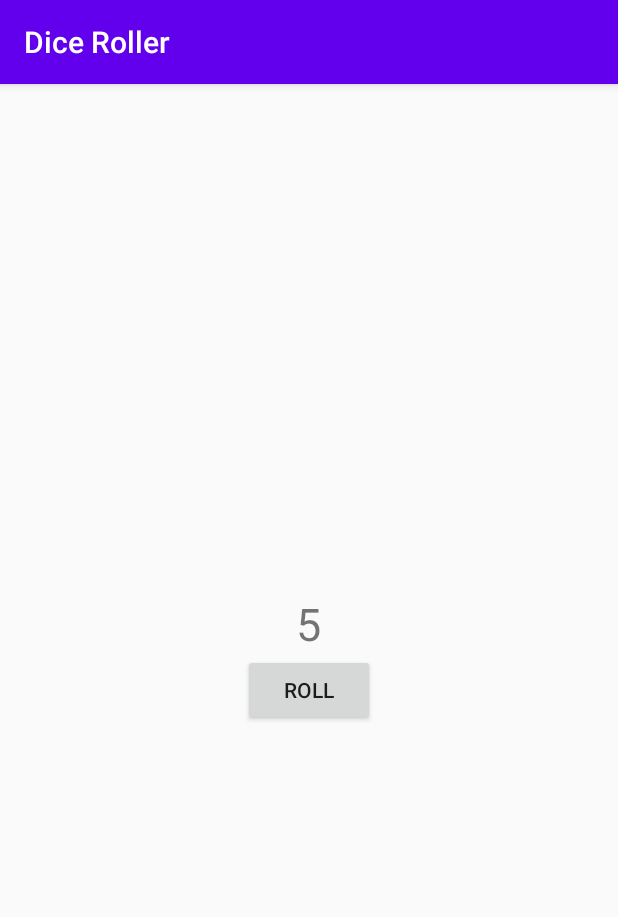
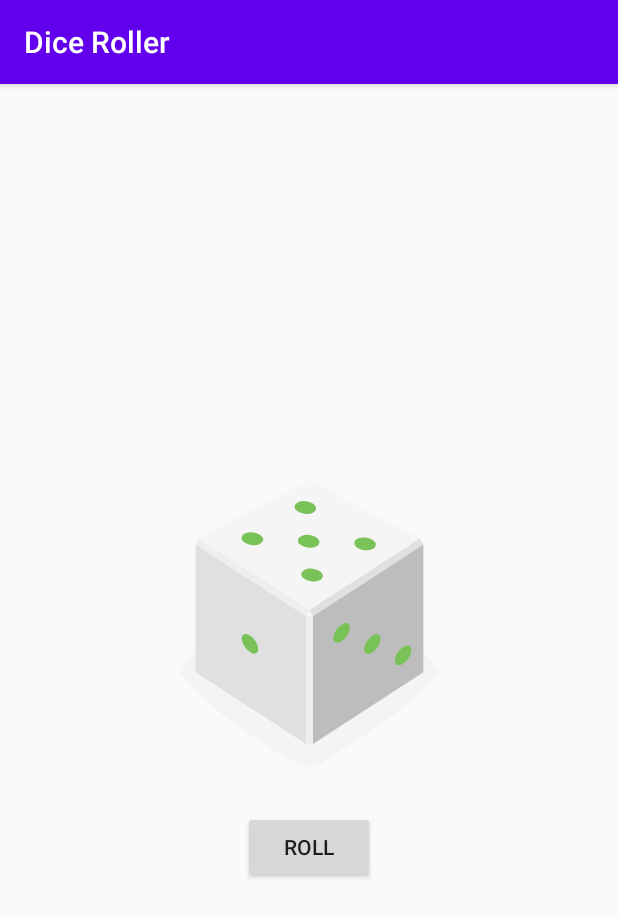
Before and after one commit to frankamente/DevelopingAndroidAppsWithKotlinUdacity, an Android app: the screen it shows after launch (MainActivity), after a tap on "ROLL", on a phone screen of 412 x 824 dp. Shown: the top 917 px of the screen. Run offline under Robolectric (Android 15) with nearby library versions, the phone set to English and light mode, and no system bars.

Commit message:
Exercise: Finding Views efficiently. dice image is now a field of the activity and initialized only once per activity loaded.

```diff
--- a/app/src/main/java/com/example/android/diceroller/MainActivity.kt
+++ b/app/src/main/java/com/example/android/diceroller/MainActivity.kt
@@ -1,14 +1,14 @@
 package com.example.android.diceroller
 
-import androidx.appcompat.app.AppCompatActivity
 import android.os.Bundle
 import android.widget.Button
-import android.widget.TextView
-import android.widget.Toast
+import android.widget.ImageView
+import androidx.appcompat.app.AppCompatActivity
 import java.util.*
 
 class MainActivity : AppCompatActivity() {
 
+    lateinit var diceImage: ImageView
     override fun onCreate(savedInstanceState: Bundle?) {
         super.onCreate(savedInstanceState)
         setContentView(R.layout.activity_main)
@@ -16,11 +16,21 @@ class MainActivity : AppCompatActivity() {
         rollButton.setOnClickListener {
             rollDice()
         }
+        diceImage = findViewById(R.id.dice_image)
     }
 
     private fun rollDice() {
-        val resultText: TextView = findViewById(R.id.result_text)
         val randomDiceNumber = Random().nextInt(6) + 1
-        resultText.text = randomDiceNumber.toString()
+
+        val imageResource = when (randomDiceNumber) {
+            1 -> R.drawable.dice_1
+            2 -> R.drawable.dice_2
+            3 -> R.drawable.dice_3
+            4 -> R.drawable.dice_4
+            5 -> R.drawable.dice_5
+            else -> R.drawable.dice_6
+        }
+
+        diceImage.setImageResource(imageResource)
     }
 }
--- a/app/src/main/res/layout/activity_main.xml
+++ b/app/src/main/res/layout/activity_main.xml
@@ -7,13 +7,13 @@
     android:layout_gravity="center_vertical"
     android:orientation="vertical">
 
-    <TextView
-        android:id="@+id/result_text"
+    <ImageView
+        android:id="@+id/dice_image"
         android:layout_width="wrap_content"
         android:layout_height="wrap_content"
-        android:text="1"
         android:layout_gravity="center"
-        android:textSize="30sp" />
+        android:src="@drawable/dice_1"
+        android:contentDescription="DiceImage" />
     <Button
         android:id="@+id/roll_button"
         android:layout_width="wrap_content"
```
